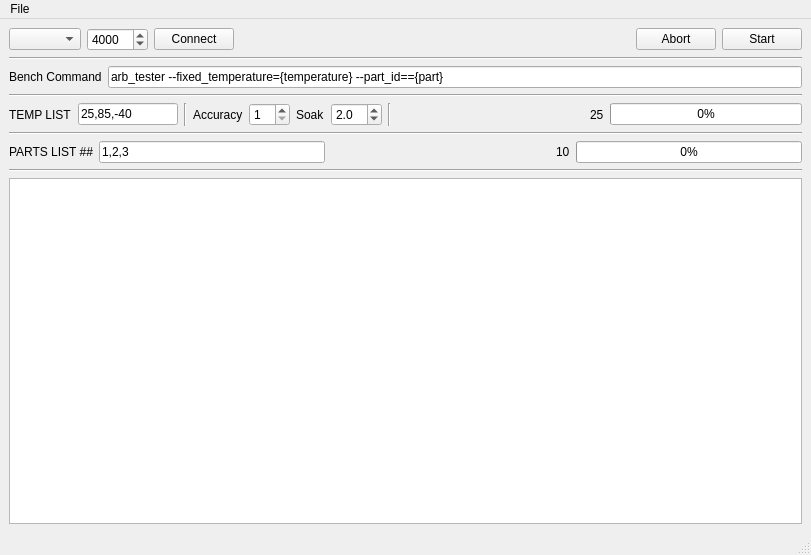
Above: Exatron_launcher/exa_launch_ui.ui from rletendu/python_sandbox before the change. Below: the same form after it.
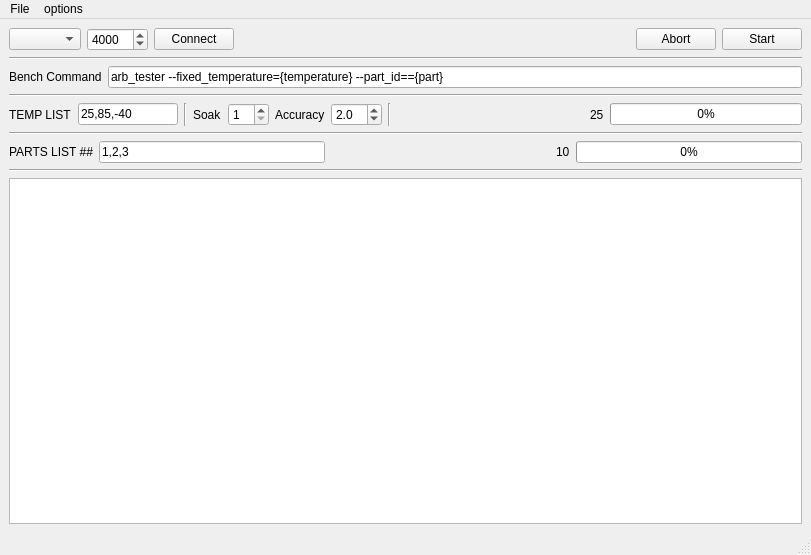
That is the form after the change.

What changed in the file:
```diff
--- a/Exatron_launcher/exa_launch_ui.ui
+++ b/Exatron_launcher/exa_launch_ui.ui
@@ -133,23 +133,6 @@
         </property>
        </widget>
       </item>
-      <item>
-       <widget class="QLabel" name="label_3">
-        <property name="text">
-         <string>Accuracy</string>
-        </property>
-       </widget>
-      </item>
-      <item>
-       <widget class="QSpinBox" name="tempSoakSpinBox">
-        <property name="minimum">
-         <number>1</number>
-        </property>
-        <property name="singleStep">
-         <number>10</number>
-        </property>
-       </widget>
-      </item>
       <item>
        <widget class="QLabel" name="label_4">
         <property name="text">
@@ -157,6 +140,23 @@
         </property>
        </widget>
       </item>
+      <item>
+       <widget class="QSpinBox" name="tempSoakSpinBox">
+        <property name="minimum">
+         <number>1</number>
+        </property>
+        <property name="singleStep">
+         <number>10</number>
+        </property>
+       </widget>
+      </item>
+      <item>
+       <widget class="QLabel" name="label_3">
+        <property name="text">
+         <string>Accuracy</string>
+        </property>
+       </widget>
+      </item>
       <item>
        <widget class="QDoubleSpinBox" name="tempAccuracySpinBox">
         <property name="decimals">
@@ -293,7 +293,14 @@
     <addaction name="actionopen"/>
     <addaction name="actionsave"/>
    </widget>
+   <widget class="QMenu" name="menuoptions">
+    <property name="title">
+     <string>options</string>
+    </property>
+    <addaction name="actiondebug"/>
+   </widget>
    <addaction name="menuFile"/>
+   <addaction name="menuoptions"/>
   </widget>
   <action name="actionGogo">
    <property name="text">
```
Left out of the diff: 10 changed lines with no effect on the pictures.
